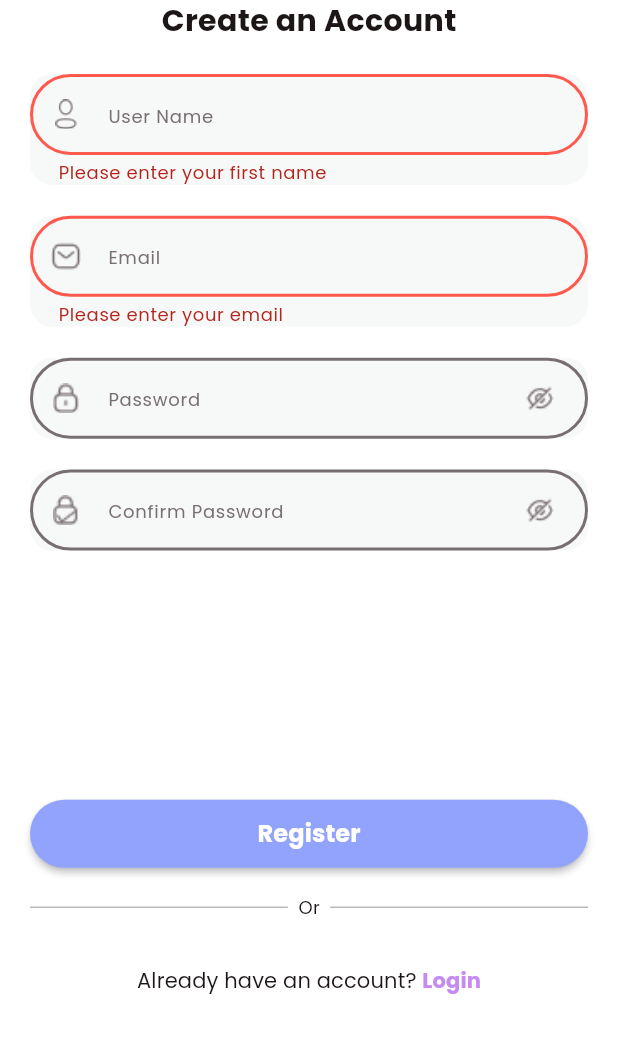
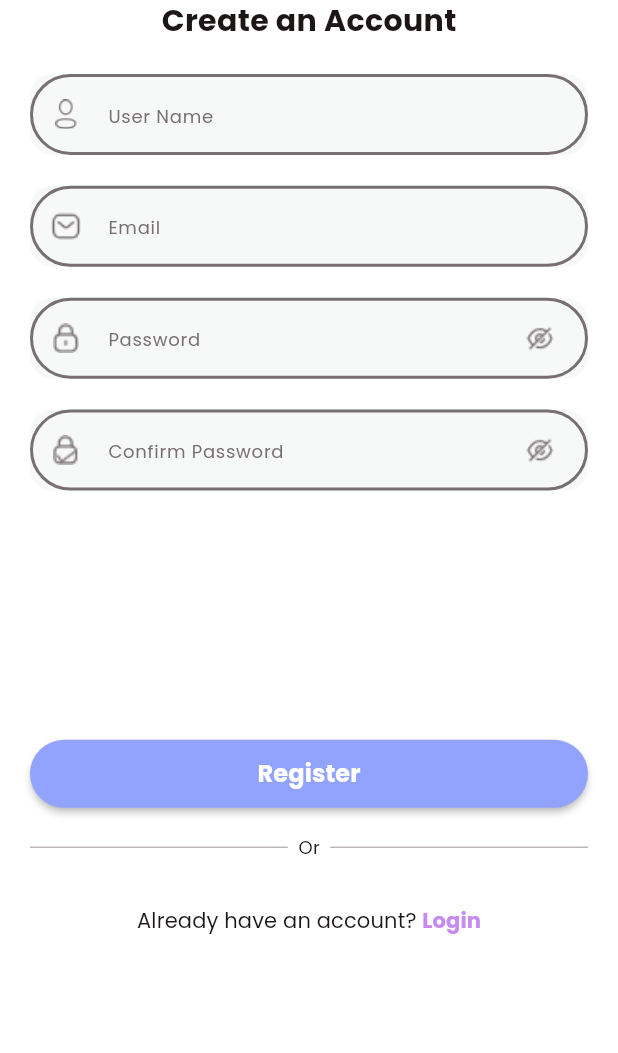
Before and after one commit to akhilSNediyathu/project_1_brofit-app, a Flutter app: the SignUpView screen opened directly, on a phone screen of 412 x 824 dp, the part 35-1088 px from its top. Run offline on Flutter 3.47's test engine with Material 3 defaults, Android fonts, the phone set to English and light mode, and no system bars; our stand-ins replace carousel_slider, cloud_firestore, firebase_auth, firebase_core; accounts and stored records are empty.

```diff
--- a/lib/common_widget/round_textfield.dart
+++ b/lib/common_widget/round_textfield.dart
@@ -3,7 +3,7 @@ import 'package:flutter/material.dart';
 import '../common/colo_extension.dart';
 
 class RoundTextField extends StatefulWidget {
-   final GlobalKey<FormState> formKey = GlobalKey<FormState>();
+  //  final GlobalKey<FormState> formKey = GlobalKey<FormState>();
 
   final TextEditingController? controller;
   final String hintText;
@@ -12,9 +12,9 @@ class RoundTextField extends StatefulWidget {
   final EdgeInsets? margin;
   final TextInputType? keyboardType;
   final bool obscureText;
-    // final String? Function(String?)? validator;
+
     final FormFieldValidator<String>? validator;
-   RoundTextField({super.key,required this.hintText,required this.icon,this.controller,this.margin,this.keyboardType,this.obscureText=false,this.rightIcon,this.validator});
+  const RoundTextField({super.key,required this.hintText,required this.icon,this.controller,this.margin,this.keyboardType,this.obscureText=false,this.rightIcon,this.validator});
 
   @override
   State<RoundTextField> createState() => _RoundTextFieldState();
@@ -30,19 +30,9 @@ class _RoundTextFieldState extends State<RoundTextField> {
                 decoration:BoxDecoration(
                   color: Tcolo.Lightgrey,borderRadius: BorderRadius.circular(15)
                 ) ,
-                child: Form(
-                  autovalidateMode: AutovalidateMode.always,
-
-
                 child: TextFormField(
                   obscureText: widget.obscureText,
                   validator:  widget.validator,
-            //          (value) {
-            // if (value == null || value.isEmpty) {
-            //   return 'Please Fill This Field !';
-            // } else {
-            //   return null;}}
-
                    keyboardType: widget.keyboardType,
                   controller: widget.controller,
                   decoration: InputDecoration(
@@ -71,7 +61,6 @@ class _RoundTextFieldState extends State<RoundTextField> {
                     )
                   ),
                 ),
-                ),
                );
   }
 }
--- a/lib/view/login/signup_view.dart
+++ b/lib/view/login/signup_view.dart
@@ -44,7 +44,7 @@ class _SignUpViewState extends State<SignUpView> {
             padding: padding,
             child: Form(
               key: _formKey,
-              autovalidateMode: AutovalidateMode.disabled,
+              autovalidateMode: AutovalidateMode.onUserInteraction,
               child: Column(
                 crossAxisAlignment: CrossAxisAlignment.center,
                 children: [
```
Also changed, not shown: lib/common/common_text_styles.dart (+12 -5 lines), lib/view/login/login_view.dart (+10 -1 lines). Lines whose indentation alone changed are shown as unchanged.
